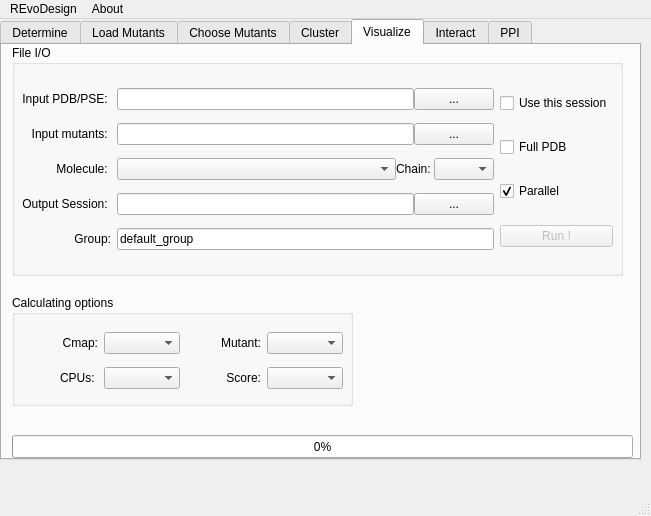
Before: the Qt Designer form REvoDesign/UI/REvoDesign-PyMOL.ui in YaoYinYing/REvoDesign, drawn with Qt 5.
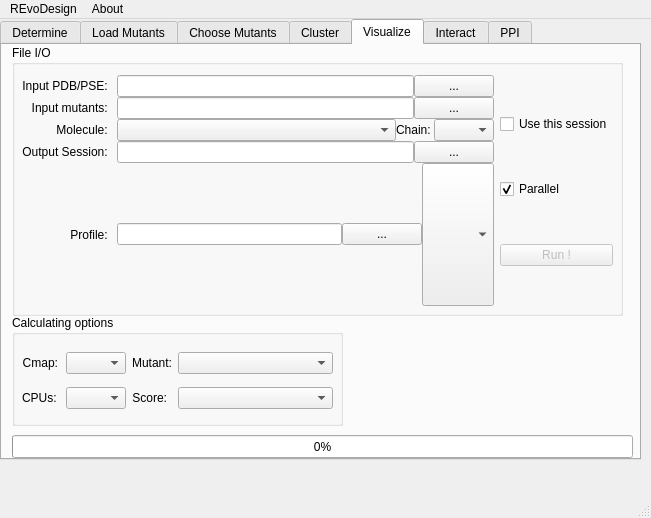
After: the same form once the commit is applied. The open tabs and pages were chosen to show the change.

Commit message: profile parsing

```diff
--- a/REvoDesign/UI/REvoDesign-PyMOL.ui
+++ b/REvoDesign/UI/REvoDesign-PyMOL.ui
@@ -7,7 +7,7 @@
     <x>0</x>
     <y>0</y>
     <width>651</width>
-    <height>516</height>
+    <height>518</height>
    </rect>
   </property>
   <property name="sizePolicy">
@@ -770,7 +770,7 @@
          <x>10</x>
          <y>30</y>
          <width>591</width>
-         <height>207</height>
+         <height>201</height>
         </rect>
        </property>
        <layout class="QHBoxLayout" name="horizontalLayout_IO">
@@ -864,7 +864,7 @@
           <item row="1" column="0">
            <widget class="QLabel" name="label_input_pssm_csv">
             <property name="text">
-             <string>Input CSV: </string>
+             <string>Profile: </string>
             </property>
             <property name="alignment">
              <set>Qt::AlignRight|Qt::AlignTrailing|Qt::AlignVCenter</set>
@@ -890,6 +890,28 @@
               </property>
              </widget>
             </item>
+            <item>
+             <widget class="QComboBox" name="comboBox_profile_type">
+              <property name="sizePolicy">
+               <sizepolicy hsizetype="Preferred" vsizetype="Preferred">
+                <horstretch>0</horstretch>
+                <verstretch>0</verstretch>
+               </sizepolicy>
+              </property>
+              <property name="minimumSize">
+               <size>
+                <width>0</width>
+                <height>0</height>
+               </size>
+              </property>
+              <property name="maximumSize">
+               <size>
+                <width>16777215</width>
+                <height>16777215</height>
+               </size>
+              </property>
+             </widget>
+            </item>
            </layout>
           </item>
           <item row="2" column="1">
@@ -979,23 +1001,6 @@
             </property>
            </widget>
           </item>
-          <item>
-           <widget class="QCheckBox" name="checkBox_generate_full_pdb">
-            <property name="text">
-             <string>Full PDB</string>
-            </property>
-           </widget>
-          </item>
-          <item>
-           <widget class="QCheckBox" name="checkBox_show_final_sesion">
-            <property name="text">
-             <string>Show final session</string>
-            </property>
-            <property name="checked">
-             <bool>true</bool>
-            </property>
-           </widget>
-          </item>
           <item>
            <widget class="QCheckBox" name="checkBox_parallel">
             <property name="statusTip">
@@ -1120,9 +1125,9 @@
      <widget class="QGroupBox" name="groupBox_preffer_substitution">
       <property name="geometry">
        <rect>
-        <x>150</x>
+        <x>160</x>
         <y>320</y>
-        <width>461</width>
+        <width>451</width>
         <height>61</height>
        </rect>
       </property>
@@ -1134,7 +1139,7 @@
         <rect>
          <x>10</x>
          <y>30</y>
-         <width>441</width>
+         <width>431</width>
          <height>21</height>
         </rect>
        </property>
@@ -1147,7 +1152,7 @@
       <property name="geometry">
        <rect>
         <x>400</x>
-        <y>250</y>
+        <y>260</y>
         <width>211</width>
         <height>61</height>
        </rect>
@@ -1172,8 +1177,8 @@
      <widget class="QGroupBox" name="groupBox">
       <property name="geometry">
        <rect>
-        <x>150</x>
-        <y>250</y>
+        <x>160</x>
+        <y>260</y>
         <width>231</width>
         <height>61</height>
        </rect>
@@ -1288,9 +1293,9 @@
       <property name="geometry">
        <rect>
         <x>10</x>
-        <y>200</y>
+        <y>170</y>
         <width>261</width>
-        <height>181</height>
+        <height>211</height>
        </rect>
       </property>
       <property name="title">
@@ -1302,7 +1307,7 @@
          <x>10</x>
          <y>30</y>
          <width>241</width>
-         <height>141</height>
+         <height>171</height>
         </rect>
        </property>
        <layout class="QGridLayout" name="gridLayout_design_status">
@@ -1329,6 +1334,12 @@
         </item>
         <item row="1" column="0">
          <widget class="QLabel" name="label_selected_mutant">
+          <property name="sizePolicy">
+           <sizepolicy hsizetype="Fixed" vsizetype="Preferred">
+            <horstretch>0</horstretch>
+            <verstretch>0</verstretch>
+           </sizepolicy>
+          </property>
           <property name="font">
            <font>
             <pointsize>22</pointsize>
@@ -1562,6 +1573,9 @@
             <property name="text">
              <string>Show WT</string>
             </property>
+            <property name="checked">
+             <bool>true</bool>
+            </property>
            </widget>
           </item>
          </layout>
@@ -1573,9 +1587,9 @@
       <property name="geometry">
        <rect>
         <x>280</x>
-        <y>200</y>
+        <y>170</y>
         <width>341</width>
-        <height>181</height>
+        <height>211</height>
        </rect>
       </property>
       <property name="title">
@@ -1587,12 +1601,12 @@
          <x>10</x>
          <y>30</y>
          <width>321</width>
-         <height>142</height>
+         <height>171</height>
         </rect>
        </property>
        <layout class="QVBoxLayout" name="verticalLayout_11">
         <property name="spacing">
-         <number>0</number>
+         <number>-1</number>
         </property>
         <item>
          <layout class="QGridLayout" name="gridLayout">
@@ -2363,7 +2377,7 @@
         <x>10</x>
         <y>0</y>
         <width>611</width>
-        <height>231</height>
+        <height>271</height>
        </rect>
       </property>
       <property name="title">
@@ -2375,7 +2389,7 @@
          <x>10</x>
          <y>30</y>
          <width>591</width>
-         <height>191</height>
+         <height>231</height>
         </rect>
        </property>
        <layout class="QHBoxLayout" name="horizontalLayout_12">
@@ -2384,26 +2398,6 @@
           <property name="verticalSpacing">
            <number>0</number>
           </property>
-          <item row="1" column="0">
-           <widget class="QLabel" name="label_43">
-            <property name="text">
-             <string>Input mutants: </string>
-            </property>
-            <property name="alignment">
-             <set>Qt::AlignRight|Qt::AlignTrailing|Qt::AlignVCenter</set>
-            </property>
-           </widget>
-          </item>
-          <item row="0" column="0">
-           <widget class="QLabel" name="label_37">
-            <property name="text">
-             <string>Input PDB/PSE: </string>
-            </property>
-            <property name="alignment">
-             <set>Qt::AlignRight|Qt::AlignTrailing|Qt::AlignVCenter</set>
-            </property>
-           </widget>
-          </item>
           <item row="3" column="0">
            <widget class="QLabel" name="label_42">
             <property name="text">
@@ -2435,16 +2429,6 @@
             </item>
            </layout>
           </item>
-          <item row="2" column="0">
-           <widget class="QLabel" name="label_44">
-            <property name="text">
-             <string>Molecule: </string>
-            </property>
-            <property name="alignment">
-             <set>Qt::AlignRight|Qt::AlignTrailing|Qt::AlignVCenter</set>
-            </property>
-           </widget>
-          </item>
           <item row="0" column="1">
            <layout class="QHBoxLayout" name="horizontalLayout_23">
             <item>
@@ -2466,6 +2450,49 @@
             </item>
            </layout>
           </item>
+          <item row="4" column="1">
+           <layout class="QHBoxLayout" name="horizontalLayout_35">
+            <item>
+             <widget class="QLineEdit" name="lineEdit_input_csv_2">
+              <property name="statusTip">
+               <string>Input PSSM csv file path</string>
+              </property>
+              <property name="text">
+               <string/>
+              </property>
+             </widget>
+            </item>
+            <item>
+             <widget class="QPushButton" name="pushButton_open_input_csv_2">
+              <property name="text">
+               <string>...</string>
+              </property>
+             </widget>
+            </item>
+            <item>
+             <widget class="QComboBox" name="comboBox_profile_type_2">
+              <property name="sizePolicy">
+               <sizepolicy hsizetype="Preferred" vsizetype="Preferred">
+                <horstretch>0</horstretch>
+                <verstretch>0</verstretch>
+               </sizepolicy>
+              </property>
+              <property name="minimumSize">
+               <size>
+                <width>0</width>
+                <height>0</height>
+               </size>
+              </property>
+              <property name="maximumSize">
+               <size>
+                <width>16777215</width>
+                <height>16777215</height>
+               </size>
+              </property>
+             </widget>
+            </item>
+           </layout>
+          </item>
           <item row="3" column="1">
            <layout class="QHBoxLayout" name="horizontalLayout_25">
             <item>
@@ -2487,23 +2514,16 @@
             </item>
            </layout>
           </item>
-          <item row="4" column="0">
-           <widget class="QLabel" name="label_53">
+          <item row="2" column="0">
+           <widget class="QLabel" name="label_44">
             <property name="text">
-             <string>Group:</string>
+             <string>Molecule: </string>
             </property>
             <property name="alignment">
              <set>Qt::AlignRight|Qt::AlignTrailing|Qt::AlignVCenter</set>
             </property>
            </widget>
           </item>
-          <item row="4" column="1">
-           <widget class="QLineEdit" name="lineEdit_group_name">
-            <property name="text">
-             <string>default_group</string>
-            </property>
-           </widget>
-          </item>
           <item row="2" column="1">
            <layout class="QHBoxLayout" name="horizontalLayout_67">
             <item>
@@ -2550,6 +2570,36 @@
             </item>
            </layout>
           </item>
+          <item row="1" column="0">
+           <widget class="QLabel" name="label_43">
+            <property name="text">
+             <string>Input mutants: </string>
+            </property>
+            <property name="alignment">
+             <set>Qt::AlignRight|Qt::AlignTrailing|Qt::AlignVCenter</set>
+            </property>
+           </widget>
+          </item>
+          <item row="0" column="0">
+           <widget class="QLabel" name="label_37">
+            <property name="text">
+             <string>Input PDB/PSE: </string>
+            </property>
+            <property name="alignment">
+             <set>Qt::AlignRight|Qt::AlignTrailing|Qt::AlignVCenter</set>
+            </property>
+           </widget>
+          </item>
+          <item row="4" column="0">
+           <widget class="QLabel" name="label_input_pssm_csv_3">
+            <property name="text">
+             <string>Profile: </string>
+            </property>
+            <property name="alignment">
+             <set>Qt::AlignRight|Qt::AlignTrailing|Qt::AlignVCenter</set>
+            </property>
+           </widget>
+          </item>
          </layout>
         </item>
         <item>
@@ -2564,13 +2614,6 @@
             </property>
            </widget>
           </item>
-          <item>
-           <widget class="QCheckBox" name="checkBox_create_full_pdb">
-            <property name="text">
-             <string>Full PDB</string>
-            </property>
-           </widget>
-          </item>
           <item>
            <widget class="QCheckBox" name="checkBox_parallel_2">
             <property name="statusTip">
@@ -2603,8 +2646,8 @@
       <property name="geometry">
        <rect>
         <x>10</x>
-        <y>250</y>
-        <width>341</width>
+        <y>270</y>
+        <width>331</width>
         <height>111</height>
        </rect>
       </property>
@@ -2616,13 +2659,19 @@
         <rect>
          <x>10</x>
          <y>30</y>
-         <width>321</width>
+         <width>311</width>
          <height>71</height>
         </rect>
        </property>
        <layout class="QGridLayout" name="gridLayout_2">
         <item row="1" column="0">
          <widget class="QLabel" name="label_45">
+          <property name="sizePolicy">
+           <sizepolicy hsizetype="Fixed" vsizetype="Preferred">
+            <horstretch>0</horstretch>
+            <verstretch>0</verstretch>
+           </sizepolicy>
+          </property>
           <property name="text">
            <string>CPUs: </string>
           </property>
@@ -2632,10 +2681,41 @@
          </widget>
         </item>
         <item row="1" column="1">
-         <widget class="QComboBox" name="comboBox_nproc_4"/>
+         <widget class="QComboBox" name="comboBox_nproc_4">
+          <property name="sizePolicy">
+           <sizepolicy hsizetype="Fixed" vsizetype="Fixed">
+            <horstretch>0</horstretch>
+            <verstretch>0</verstretch>
+           </sizepolicy>
+          </property>
+          <property name="minimumSize">
+           <size>
+            <width>0</width>
+            <height>0</height>
+           </size>
+          </property>
+          <property name="maximumSize">
+           <size>
+            <width>60</width>
+            <height>16777215</height>
+           </size>
+          </property>
+         </widget>
         </item>
         <item row="0" column="3">
          <widget class="QComboBox" name="comboBox_best_leaf">
+          <property name="sizePolicy">
+           <sizepolicy hsizetype="Minimum" vsizetype="Fixed">
+            <horstretch>0</horstretch>
+            <verstretch>0</verstretch>
+           </sizepolicy>
+          </property>
+          <property name="maximumSize">
+           <size>
+            <width>300</width>
+            <height>16777215</height>
+           </size>
+          </property>
           <property name="statusTip">
            <string>Mutant column in CSV file.</string>
           </property>
@@ -2643,6 +2723,12 @@
         </item>
         <item row="0" column="2">
          <widget class="QLabel" name="label_47">
+          <property name="sizePolicy">
+           <sizepolicy hsizetype="Fixed" vsizetype="Preferred">
+            <horstretch>0</horstretch>
+            <verstretch>0</verstretch>
+           </sizepolicy>
+          </property>
           <property name="text">
            <string>Mutant:</string>
           </property>
@@ -2653,6 +2739,18 @@
         </item>
         <item row="1" column="3">
          <widget class="QComboBox" name="comboBox_totalscore">
+          <property name="sizePolicy">
+           <sizepolicy hsizetype="Minimum" vsizetype="Fixed">
+            <horstretch>0</horstretch>
+            <verstretch>0</verstretch>
+           </sizepolicy>
+          </property>
+          <property name="maximumSize">
+           <size>
+            <width>300</width>
+            <height>16777215</height>
+           </size>
+          </property>
           <property name="statusTip">
            <string>Score column in CSV file.</string>
           </property>
@@ -2660,6 +2758,12 @@
         </item>
         <item row="1" column="2">
          <widget class="QLabel" name="label_48">
+          <property name="sizePolicy">
+           <sizepolicy hsizetype="Fixed" vsizetype="Preferred">
+            <horstretch>0</horstretch>
+            <verstretch>0</verstretch>
+           </sizepolicy>
+          </property>
           <property name="text">
            <string>Score:</string>
           </property>
@@ -2670,6 +2774,12 @@
         </item>
         <item row="0" column="0">
          <widget class="QLabel" name="label_52">
+          <property name="sizePolicy">
+           <sizepolicy hsizetype="Fixed" vsizetype="Preferred">
+            <horstretch>0</horstretch>
+            <verstretch>0</verstretch>
+           </sizepolicy>
+          </property>
           <property name="text">
            <string>Cmap:</string>
           </property>
@@ -2679,7 +2789,26 @@
          </widget>
         </item>
         <item row="0" column="1">
-         <widget class="QComboBox" name="comboBox_cmap"/>
+         <widget class="QComboBox" name="comboBox_cmap">
+          <property name="sizePolicy">
+           <sizepolicy hsizetype="Fixed" vsizetype="Fixed">
+            <horstretch>0</horstretch>
+            <verstretch>0</verstretch>
+           </sizepolicy>
+          </property>
+          <property name="minimumSize">
+           <size>
+            <width>0</width>
+            <height>0</height>
+           </size>
+          </property>
+          <property name="maximumSize">
+           <size>
+            <width>60</width>
+            <height>16777215</height>
+           </size>
+          </property>
+         </widget>
         </item>
        </layout>
       </widget>
```
The commit also changes 6 other files.
